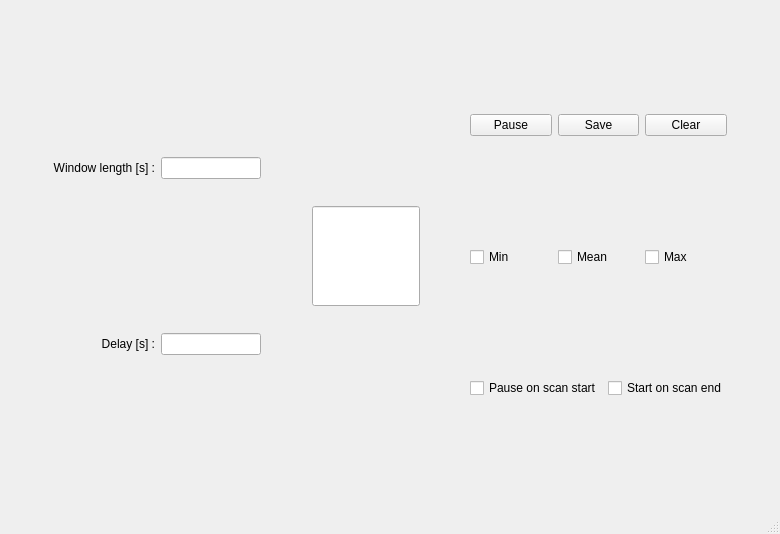
The window that autolab/core/gui/monitoring/interface.ui (autolab-project/autolab) describes before a commit, drawn with Qt 5.
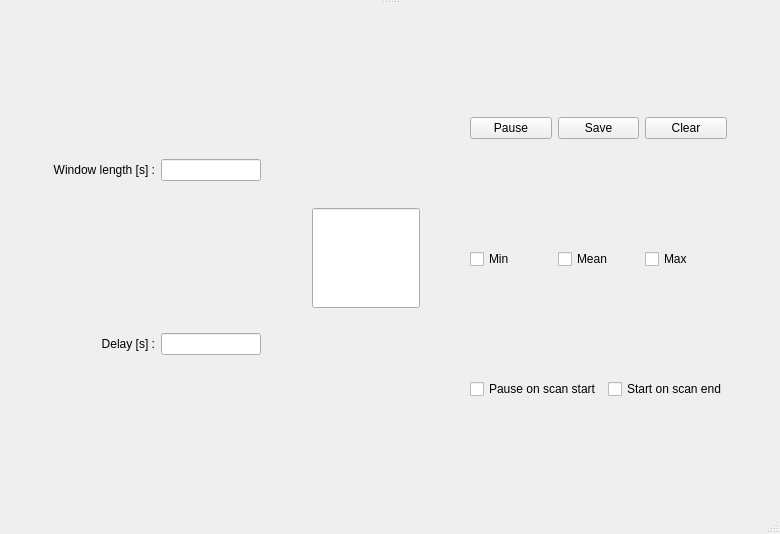
The same window after the commit.

Patch:
```diff
--- a/autolab/core/gui/monitoring/interface.ui
+++ b/autolab/core/gui/monitoring/interface.ui
@@ -31,9 +31,13 @@
      <number>0</number>
     </property>
     <item>
+     <widget class="QSplitter" name="splitter">
+      <property name="orientation">
+       <enum>Qt::Vertical</enum>
+      </property>
+      <widget class="QWidget" name="">
      <layout class="QVBoxLayout" name="graph"/>
-    </item>
-    <item>
+      </widget>
      <widget class="QFrame" name="frame">
       <layout class="QHBoxLayout" name="horizontalLayout">
        <item>
@@ -282,6 +286,7 @@
         </spacer>
        </item>
       </layout>
+      </widget>
      </widget>
     </item>
    </layout>
```
Left out of the diff: 2 changed lines with no effect on the pictures. Lines whose indentation alone changed are shown as unchanged.
